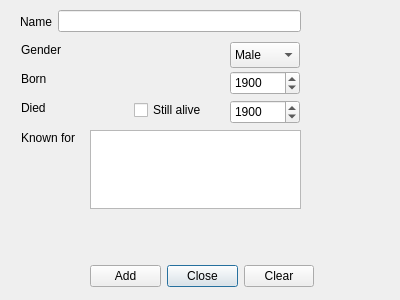
The window that ui/adddialog.ui (orriaxels/Hopur42) describes before a commit, drawn with Qt 5.
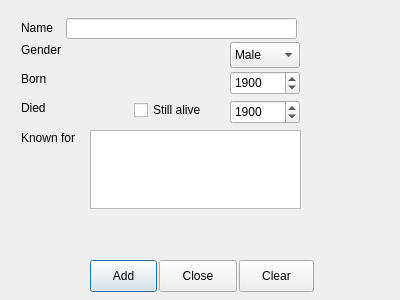
The same window after the commit.

Commit message: add Computer dialog

```diff
--- a/ui/adddialog.ui
+++ b/ui/adddialog.ui
@@ -31,64 +31,6 @@
   <property name="windowTitle">
    <string>Add Scientist</string>
   </property>
-  <widget class="QWidget" name="layoutWidget">
-   <property name="geometry">
-    <rect>
-     <x>90</x>
-     <y>260</y>
-     <width>224</width>
-     <height>32</height>
-    </rect>
-   </property>
-   <layout class="QGridLayout" name="gridLayout">
-    <item row="0" column="1">
-     <widget class="QPushButton" name="exitAddWindow">
-      <property name="text">
-       <string>Close</string>
-      </property>
-     </widget>
-    </item>
-    <item row="0" column="0">
-     <widget class="QPushButton" name="addToDB">
-      <property name="text">
-       <string>Add</string>
-      </property>
-     </widget>
-    </item>
-    <item row="0" column="2">
-     <widget class="QPushButton" name="clearEdit">
-      <property name="text">
-       <string>Clear</string>
-      </property>
-     </widget>
-    </item>
-   </layout>
-  </widget>
-  <widget class="QWidget" name="layoutWidget">
-   <property name="geometry">
-    <rect>
-     <x>20</x>
-     <y>10</y>
-     <width>281</width>
-     <height>23</height>
-    </rect>
-   </property>
-   <layout class="QHBoxLayout" name="horizontalLayout">
-    <item>
-     <widget class="QLabel" name="nameAddLabel">
-      <property name="text">
-       <string>Name</string>
-      </property>
-      <property name="buddy">
-       <cstring>nameLineEdit</cstring>
-      </property>
-     </widget>
-    </item>
-    <item>
-     <widget class="QLineEdit" name="nameLineEdit"/>
-    </item>
-   </layout>
-  </widget>
   <widget class="QCheckBox" name="aliveAddcheckBox">
    <property name="geometry">
     <rect>
@@ -260,6 +202,71 @@
     <string/>
    </property>
   </widget>
+  <widget class="QLineEdit" name="nameLineEdit">
+   <property name="geometry">
+    <rect>
+     <x>66</x>
+     <y>18</y>
+     <width>231</width>
+     <height>21</height>
+    </rect>
+   </property>
+  </widget>
+  <widget class="QLabel" name="nameAddLabel">
+   <property name="geometry">
+    <rect>
+     <x>21</x>
+     <y>20</y>
+     <width>37</width>
+     <height>16</height>
+    </rect>
+   </property>
+   <property name="text">
+    <string>Name</string>
+   </property>
+   <property name="buddy">
+    <cstring>nameLineEdit</cstring>
+   </property>
+  </widget>
+  <widget class="QPushButton" name="addToDB">
+   <property name="geometry">
+    <rect>
+     <x>90</x>
+     <y>260</y>
+     <width>67</width>
+     <height>32</height>
+    </rect>
+   </property>
+   <property name="text">
+    <string>Add</string>
+   </property>
+  </widget>
+  <widget class="QPushButton" name="exitAddWindow">
+   <property name="geometry">
+    <rect>
+     <x>159</x>
+     <y>260</y>
+     <width>78</width>
+     <height>32</height>
+    </rect>
+   </property>
+   <property name="text">
+    <string>Close</string>
+   </property>
+  </widget>
+  <widget class="QPushButton" name="clearEdit">
+   <property name="geometry">
+    <rect>
+     <x>239</x>
+     <y>260</y>
+     <width>75</width>
+     <height>32</height>
+    </rect>
+   </property>
+   <property name="text">
+    <string>Clear</string>
+   </property>
+  </widget>
   <zorder>layoutWidget</zorder>
   <zorder>aliveAddcheckBox</zorder>
   <zorder>diedAddLabel</zorder>
```
The commit also changes 6 other files.
